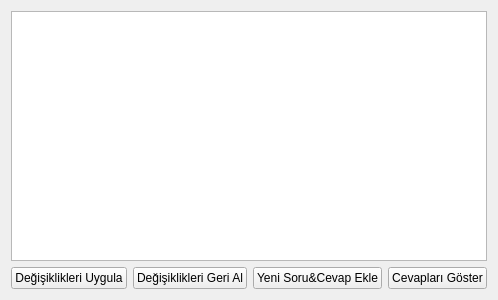
The window that qaform.ui (atakli/BilgiYarismasi) describes before a commit, drawn with Qt 5.
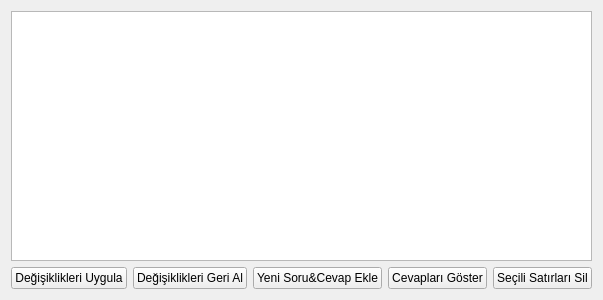
The same window after the commit.

```diff
--- a/qaform.ui
+++ b/qaform.ui
@@ -57,6 +57,13 @@
        </property>
       </widget>
      </item>
+     <item>
+      <widget class="QPushButton" name="removePushButton">
+       <property name="text">
+        <string>Seçili Satırları Sil</string>
+       </property>
+      </widget>
+     </item>
     </layout>
    </item>
   </layout>
```
